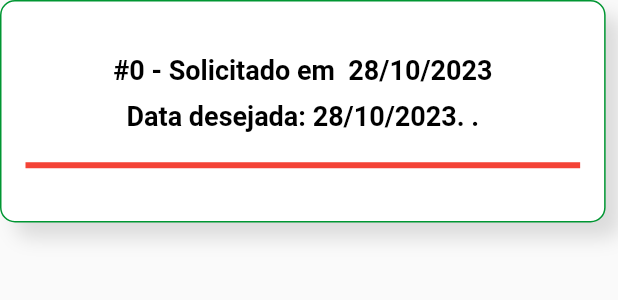
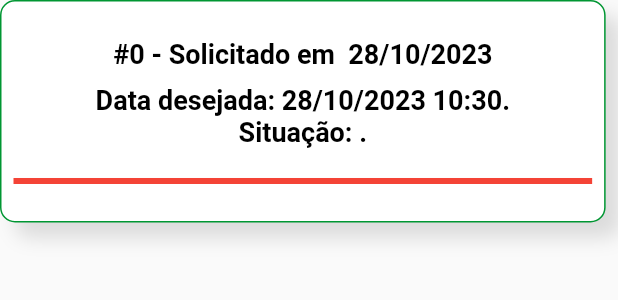
Before and after one commit to gabrielsantos8/enagro_app, a Flutter app: the ActivationCard widget shown alone on an empty page, opened directly with empty values, on a phone screen of 412 x 824 dp. Shown: the top 300 px of the screen. Run offline on Flutter 3.47's test engine with Material 2 defaults, Android fonts, the phone set to English and light mode, and no system bars; our stand-ins replace date_field, dropdown_textfield, image_picker, jwt_decoder, multi_select_flutter, shared_preferences; missing offline and left inert: auto_animated_list, backdrop_modal_route, card_actions, checkbox_grouped, flip_carousel, selectable_list and 1 more; accounts and stored records are empty; network calls fail.

Commit message:
FEAT: datapicker com horas

```diff
--- a/lib/ui/widgets/activation_card.dart
+++ b/lib/ui/widgets/activation_card.dart
@@ -35,7 +35,7 @@ class ActivationCard extends StatelessWidget {
         ],
       ),
       child: Padding(
-        padding: const EdgeInsets.all(16),
+        padding: const EdgeInsets.all(8),
         child: Column(
           crossAxisAlignment: CrossAxisAlignment.center,
           mainAxisAlignment: MainAxisAlignment.center,
@@ -50,7 +50,15 @@ class ActivationCard extends StatelessWidget {
             ),
             const SizedBox(height: 10),
             Text(
-              'Data desejada: ${DateFormat('dd/MM/yyyy').format(scheduledDate)}. $status.',
+              'Data desejada: ${DateFormat('dd/MM/yyyy H:mm').format(scheduledDate)}.',
+              style: const TextStyle(
+                color: Color.fromARGB(255, 0, 0, 0),
+                fontWeight: FontWeight.bold,
+                fontSize: 18,
+              ),
+            ),
+            Text(
+              'Situação: $status.',
               style: const TextStyle(
                 color: Color.fromARGB(255, 0, 0, 0),
                 fontWeight: FontWeight.bold,
```
Also changed, not shown: lib/ui/pages/activation_page.dart (+3 -4 lines).
